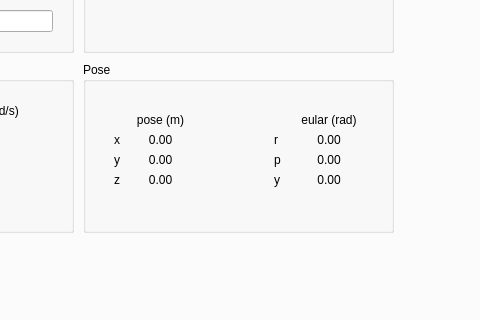
Qt form src/a_robot_platform/src/client/qt_client/mainwindow.ui (zwhg/distributed_robot_sys) before a commit; both pictures show x 589 to 1069 and y 231 to 551 of the 1069 by 926 pixel window.
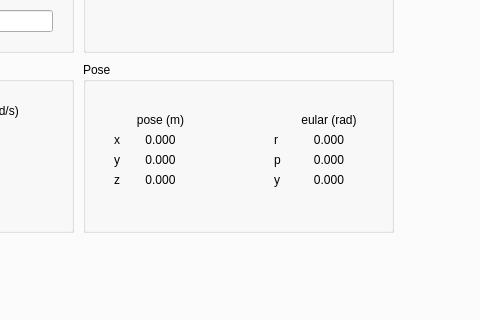
The same form after that commit.

Patch:
```diff
--- a/src/a_robot_platform/src/client/qt_client/mainwindow.ui
+++ b/src/a_robot_platform/src/client/qt_client/mainwindow.ui
@@ -441,7 +441,7 @@
            <string notr="true">rgb:(255, 0, 0);</string>
           </property>
           <property name="text">
-           <string>0.00</string>
+           <string>0.000</string>
           </property>
           <property name="alignment">
            <set>Qt::AlignCenter</set>
@@ -461,7 +461,7 @@
            <string notr="true">rgb:(255, 0, 0);</string>
           </property>
           <property name="text">
-           <string>0.00</string>
+           <string>0.000</string>
           </property>
           <property name="alignment">
            <set>Qt::AlignCenter</set>
@@ -481,7 +481,7 @@
            <string notr="true">rgb:(255, 0, 0);</string>
           </property>
           <property name="text">
-           <string>0.00</string>
+           <string>0.000</string>
           </property>
           <property name="alignment">
            <set>Qt::AlignCenter</set>
@@ -526,7 +526,7 @@
            <string notr="true">rgb:(255, 0, 0);</string>
           </property>
           <property name="text">
-           <string>0.00</string>
+           <string>0.000</string>
           </property>
           <property name="alignment">
            <set>Qt::AlignCenter</set>
@@ -553,7 +553,7 @@
            <string notr="true">rgb:(255, 0, 0);</string>
           </property>
           <property name="text">
-           <string>0.00</string>
+           <string>0.000</string>
           </property>
           <property name="alignment">
            <set>Qt::AlignCenter</set>
@@ -579,7 +579,7 @@
            <string notr="true">rgb:(255, 85, 0)</string>
           </property>
           <property name="text">
-           <string>0.00</string>
+           <string>0.000</string>
           </property>
           <property name="alignment">
            <set>Qt::AlignCenter</set>
```
Left out of the diff: 2 changed lines with no effect on the pictures.
